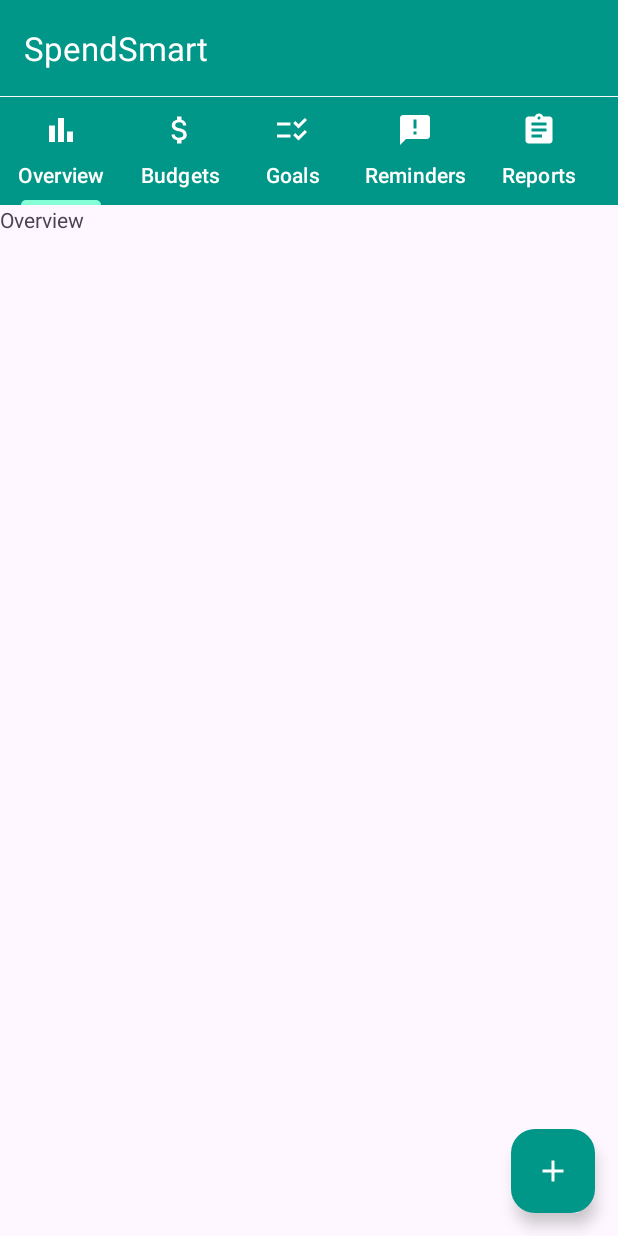
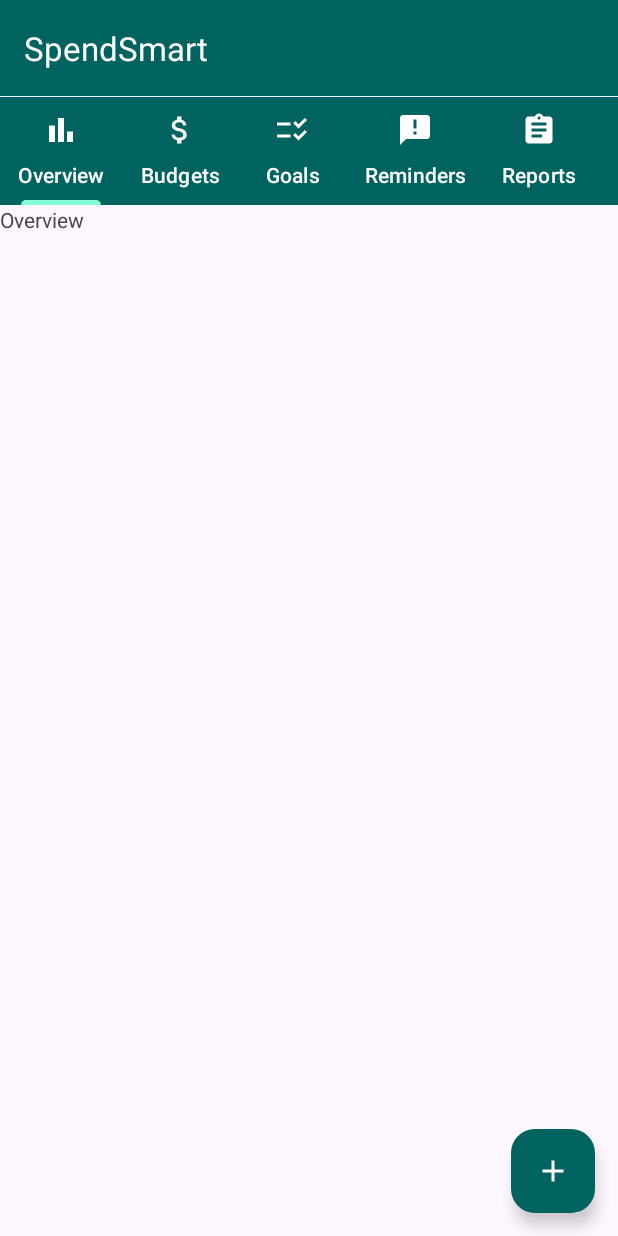
Before and after one commit to komalw2001/SpendSmart, an Android app: the screen it shows after launch (DashboardActivity), on a phone screen of 412 x 824 dp. Run offline under Robolectric (Android 15) with nearby library versions, the phone set to English and light mode, and no system bars.

Commit message:
colors changed

```diff
--- a/app/src/main/res/values/colors.xml
+++ b/app/src/main/res/values/colors.xml
@@ -2,8 +2,8 @@
 <resources>
     <color name="black">#FF000000</color>
     <color name="white">#FFFFFFFF</color>
-    <color name="main_color">#009688</color>
-    <color name="main_color_night">#39BAAE</color>
+    <color name="main_color">#016360</color>
+    <color name="main_color_night">#19A497</color>
     <color name="tab_focus_color">#85FFD6</color>
     <color name="tab_focus_color_night">#046156</color>
 </resources>
```
